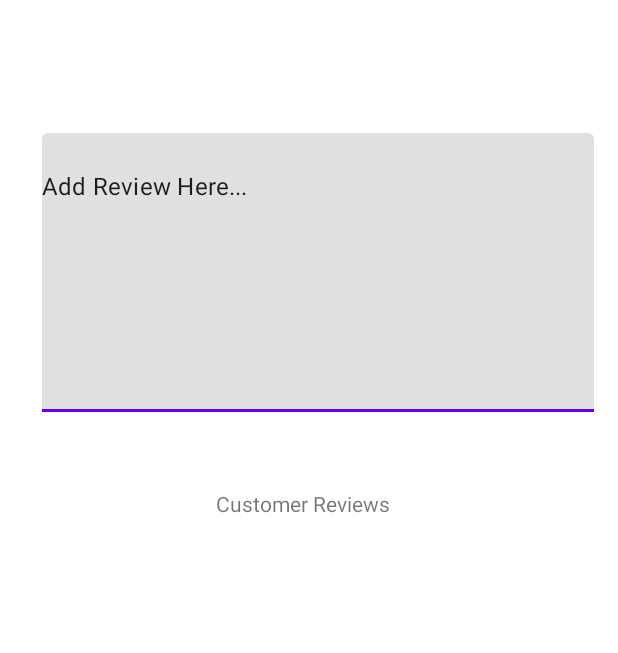
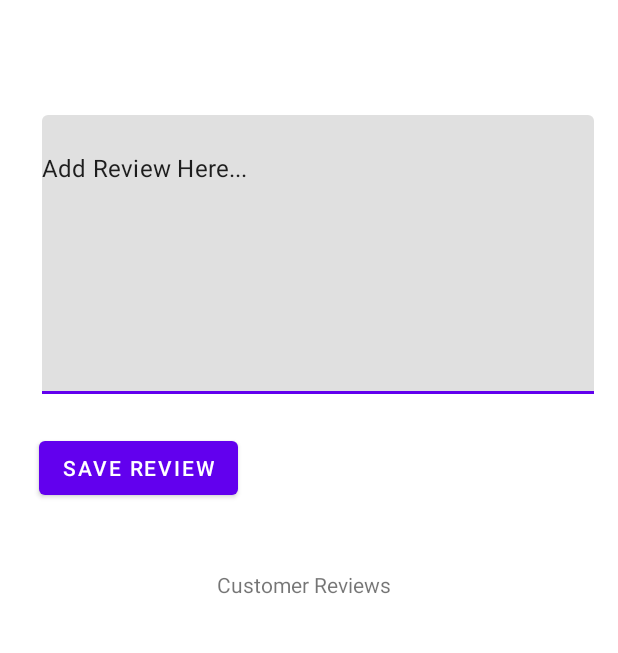
Before and after one commit to Terence21/Movie-Recommendation-Application, an Android app: the ReviewsActivity screen opened directly, with no data from a screen before it, on a phone screen of 412 x 824 dp, the part 84-737 px from its top. Run offline under Robolectric (Android 15) with nearby library versions, the phone set to English and light mode, and no system bars; our stand-ins replace Firebase (no records; nobody signed in at launch, a user with empty details on screens opened directly), Picasso; pictures from the network do not load; 1 statement that could not run was skipped.

Commit message:
saved restaurant list updated by reveiw intent to prevent overwriting reviews

```diff
--- a/app/src/main/java/temple/edu/yelp_randomizer/activities/ReviewsActivity.java
+++ b/app/src/main/java/temple/edu/yelp_randomizer/activities/ReviewsActivity.java
@@ -1,6 +1,11 @@
 package temple.edu.yelp_randomizer.activities;
 
+import android.app.Activity;
+import android.content.Context;
+import android.content.Intent;
+import android.content.SharedPreferences;
 import android.view.*;
+import android.widget.Button;
 import android.widget.EditText;
 import androidx.annotation.NonNull;
 import androidx.appcompat.app.AppCompatActivity;
@@ -8,8 +13,13 @@ import android.os.Bundle;
 import androidx.appcompat.widget.Toolbar;
 import androidx.recyclerview.widget.LinearLayoutManager;
 import androidx.recyclerview.widget.RecyclerView;
+import com.google.firebase.auth.FirebaseAuth;
+import com.google.firebase.auth.FirebaseUser;
+import com.google.firebase.firestore.FirebaseFirestore;
+import com.google.firebase.firestore.SetOptions;
 import temple.edu.yelp_randomizer.R;
 import temple.edu.yelp_randomizer.View.ReviewsView;
+import temple.edu.yelp_randomizer.models.RestaurantModel;
 import temple.edu.yelp_randomizer.models.ReviewsModel;
 import temple.edu.yelp_randomizer.restaraunts.RecycleAdapter;
 
@@ -27,11 +37,17 @@ import java.util.Objects;
  *      => setDisplayShowHomEnabled for showing home button on the left
  *  styles xml for defining styles (app theme is general)
  */
+
+// NEED TO ADD SAVE PROPERLY IN MY RESTAURANTS FROM REVIEW BUTTON. its not saved to list, find proper callback
 public class ReviewsActivity extends AppCompatActivity {
 
     private ArrayList<ReviewsModel> reviews;
     private EditText personalReviewEditText;
     private RecyclerView reviewsRecyclerView;
+    private Button saveReviewButton;
+
+    FirebaseFirestore fireStore;
+    FirebaseUser currentUser;
 
     private RecyclerView.LayoutManager layoutManager;
 
@@ -40,10 +56,13 @@ public class ReviewsActivity extends AppCompatActivity {
         super.onCreate(savedInstanceState);
         setContentView(R.layout.activity_reviews);
 
+        fireStore = FirebaseFirestore.getInstance();
+        currentUser = FirebaseAuth.getInstance().getCurrentUser();
+
         reviews = getIntent().getParcelableArrayListExtra("reviews");
 
         layoutManager = new LinearLayoutManager(this);
-        reviewsRecyclerView= findViewById(R.id._reviewsRecyclerView);
+        reviewsRecyclerView = findViewById(R.id._reviewsRecyclerView);
         RecycleAdapter recycleAdapter = new RecycleAdapter(this, reviews);
         reviewsRecyclerView.setLayoutManager(layoutManager);
         reviewsRecyclerView.setAdapter(recycleAdapter);
@@ -53,12 +72,54 @@ public class ReviewsActivity extends AppCompatActivity {
         Toolbar toolbar = findViewById(R.id._reivewToolbar);
         setSupportActionBar(toolbar);
         Objects.requireNonNull(getSupportActionBar()).setDisplayHomeAsUpEnabled(true);
+
+        RestaurantModel restaurant = getIntent().getParcelableExtra("restaurant");
+
+        ArrayList<RestaurantModel> savedRestaurants = getIntent().getParcelableArrayListExtra("savedRestaurants");
+        saveReviewButton = findViewById(R.id._saveReviewButton);
+        saveReviewButton.setOnClickListener(new View.OnClickListener() {
+            @Override
+            public void onClick(View view) {
+                restaurant.setReview(personalReviewEditText.getText().toString());
+                if (!OptionsActivity.containsRestaurant(savedRestaurants, restaurant.getId())) {
+                    savedRestaurants.add(restaurant);
+
+                } else {
+                    int position  = getRestaurantPosition(savedRestaurants, restaurant.getId());
+                    savedRestaurants.get(position).setReview(personalReviewEditText.getText().toString());
+                }
+                Intent responseIntent = new Intent();
+                responseIntent.putExtra("savedRestaurants", savedRestaurants);
+                setResult(Activity.RESULT_OK, responseIntent);
+
+                fireStore.collection("users").document(currentUser.getUid()).collection("savedRestaurants")
+                        .document(restaurant.getId()).set(restaurant, SetOptions.merge());
+
+                // save restaurant
+            }
+        });
+    }
+
+        public int getRestaurantPosition(ArrayList<RestaurantModel> restaurants, String resId) {
+            int counter = 0;
+            for (RestaurantModel restaurant : restaurants) {
+                if (restaurant.getId().equals(resId)) {
+                    return counter;
+                }
+                counter++;
+            }
+            return -1;
+        }
+
        // getSupportActionBar().setDisplayShowHomeEnabled(true);
         //getSupportActionBar().setDisplayShowTitleEnabled(false);
 
 
 
-    }
+
+
+
+
 
    /* @Override
     public boolean onOptionsItemSelected(@NonNull MenuItem item) {
--- a/app/src/main/res/layout/activity_reviews.xml
+++ b/app/src/main/res/layout/activity_reviews.xml
@@ -43,7 +43,7 @@
                     android:layout_marginStart="9dp" android:layout_marginEnd="16dp"
                     app:layout_constraintEnd_toEndOf="parent"
                     app:layout_constraintHorizontal_bias="1.0" app:layout_constraintTop_toTopOf="parent"
-                    android:layout_marginTop="52dp">
+                    android:layout_marginTop="40dp">
                 <EditText
                         android:layout_width="match_parent"
                         android:layout_height="186dp"
@@ -58,10 +58,18 @@
                     android:layout_width="129dp"
                     android:layout_height="35dp" android:id="@+id/_customerReviewsTextView"
                     android:gravity="center"
-                    android:layout_marginTop="22dp"
-                    app:layout_constraintTop_toBottomOf="@+id/textInputLayout2"
                     app:layout_constraintStart_toStartOf="parent" android:layout_marginStart="119dp"
-                    android:layout_marginEnd="145dp" app:layout_constraintEnd_toEndOf="parent"/>
+                    android:layout_marginEnd="145dp" app:layout_constraintEnd_toEndOf="parent"
+                    app:layout_constraintHorizontal_bias="1.0" android:layout_marginTop="36dp"
+                    app:layout_constraintTop_toBottomOf="@+id/_saveReviewButton"/>
+            <Button
+                    android:text="SAVE REVIEW"
+                    android:layout_width="wrap_content"
+                    android:layout_height="wrap_content" android:id="@+id/_saveReviewButton"
+                    android:layout_marginTop="4dp"
+                    app:layout_constraintTop_toBottomOf="@+id/textInputLayout2" android:layout_marginEnd="260dp"
+                    app:layout_constraintEnd_toEndOf="parent" app:layout_constraintStart_toStartOf="parent"
+                    android:layout_marginStart="16dp"/>
 
 
         </androidx.constraintlayout.widget.ConstraintLayout>
```
Also changed, not shown: app/src/main/java/temple/edu/yelp_randomizer/activities/OptionsActivity.java (+34 -5 lines), app/src/main/java/temple/edu/yelp_randomizer/models/RestaurantModel.java (+13 -0 lines).
